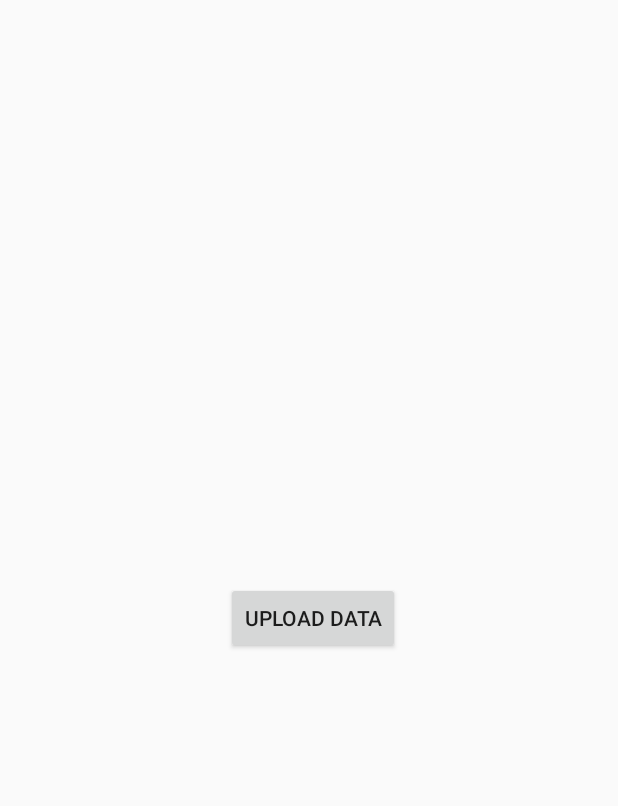
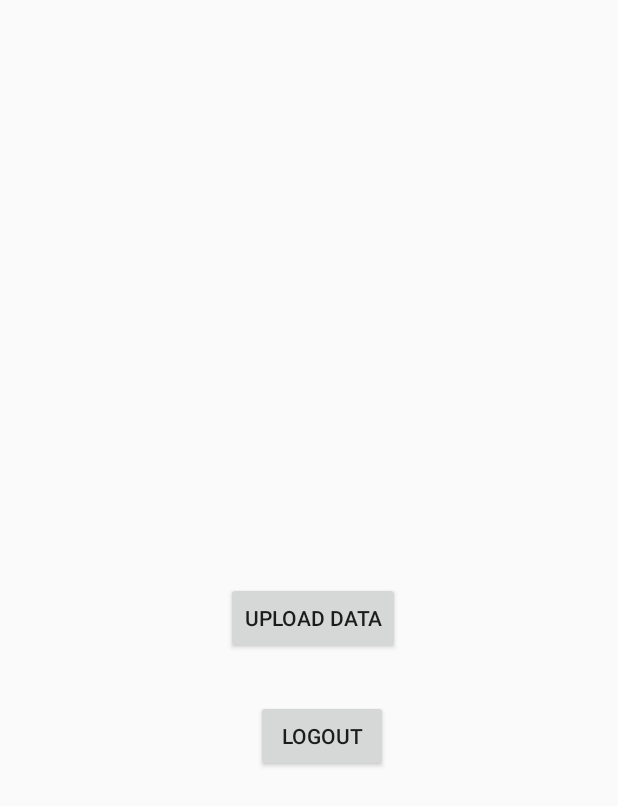
Before and after one commit to tardigrade1/PolicyManager2, an Android app: the layout activity_import_employees.xml on its own in the app's theme, with its tools: preview values and no code run, on a phone screen of 412 x 824 dp. Shown: the top 806 px of the screen. Run offline under Robolectric (Android 15) with nearby library versions, the phone set to English and light mode, and no system bars.

Commit message:
Login bug fix

```diff
--- a/app/src/main/AndroidManifest.xml
+++ b/app/src/main/AndroidManifest.xml
@@ -13,7 +13,7 @@
         android:roundIcon="@mipmap/ic_launcher_round"
         android:supportsRtl="true"
         android:theme="@style/AppTheme">
-        <activity android:name=".authActivities.VerifyPhoneActivity"></activity>
+        <activity android:name=".authActivities.VerifyPhoneActivity"/>
         <activity android:name=".authActivities.PhoneAuthActivity">
             <intent-filter>
                 <action android:name="android.intent.action.MAIN" />
@@ -21,7 +21,7 @@
                 <category android:name="android.intent.category.LAUNCHER" />
             </intent-filter>
         </activity>
-        <activity android:name=".ImportEmployeesActivity"></activity>
+        <activity android:name=".ImportEmployeesActivity"/>
         <activity android:name=".MainActivity">
 
             <!-- <intent-filter> -->
--- a/app/src/main/res/layout/activity_import_employees.xml
+++ b/app/src/main/res/layout/activity_import_employees.xml
@@ -17,4 +17,16 @@
         app:layout_constraintHorizontal_bias="0.51"
         app:layout_constraintStart_toStartOf="parent"
         app:layout_constraintTop_toTopOf="parent" />
+
+    <Button
+        android:layout_width="wrap_content"
+        android:layout_height="wrap_content"
+        android:onClick="logoutUser"
+        android:text="logout"
+        app:layout_constraintBottom_toBottomOf="parent"
+        app:layout_constraintEnd_toEndOf="parent"
+        app:layout_constraintHorizontal_bias="0.526"
+        app:layout_constraintStart_toStartOf="parent"
+        app:layout_constraintTop_toTopOf="parent"
+        app:layout_constraintVertical_bias="0.601" />
 </androidx.constraintlayout.widget.ConstraintLayout>
--- a/app/src/main/res/layout/activity_phone_auth.xml
+++ b/app/src/main/res/layout/activity_phone_auth.xml
@@ -1,6 +1,5 @@
 <?xml version="1.0" encoding="utf-8"?>
 <LinearLayout xmlns:android="http://schemas.android.com/apk/res/android"
-    xmlns:app="http://schemas.android.com/apk/res-auto"
     xmlns:tools="http://schemas.android.com/tools"
     android:layout_width="match_parent"
     android:layout_height="match_parent"
```
Also changed, not shown: app/src/main/java/in/gen2/policymanager/ImportEmployeesActivity.java (+11 -0 lines), app/src/main/java/in/gen2/policymanager/authActivities/PhoneAuthActivity.java (+42 -27 lines), app/src/main/java/in/gen2/policymanager/authActivities/VerifyPhoneActivity.java (+45 -24 lines).
